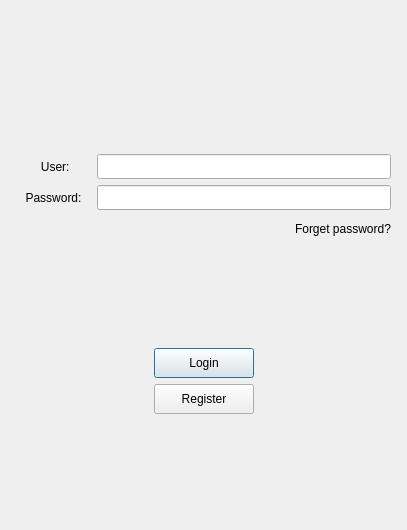
This is client/sschat/logindialog.ui in lshuaishuai/InstantMessaging as Qt 5 draws it before an edit. The edited form follows.
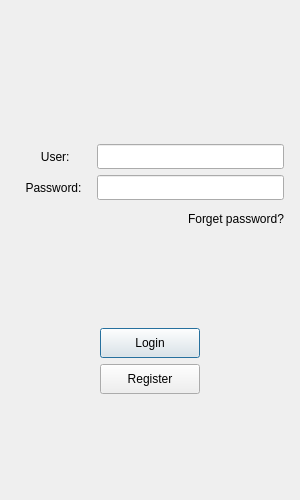
This is the edited form. Icons and pictures are not drawn.

The edit to the form file:
```diff
--- a/client/sschat/logindialog.ui
+++ b/client/sschat/logindialog.ui
@@ -6,10 +6,22 @@
    <rect>
     <x>0</x>
     <y>0</y>
-    <width>407</width>
-    <height>530</height>
+    <width>300</width>
+    <height>500</height>
    </rect>
   </property>
+  <property name="minimumSize">
+   <size>
+    <width>300</width>
+    <height>500</height>
+   </size>
+  </property>
+  <property name="maximumSize">
+   <size>
+    <width>300</width>
+    <height>500</height>
+   </size>
+  </property>
   <property name="windowTitle">
    <string>Dialog</string>
   </property>
```
